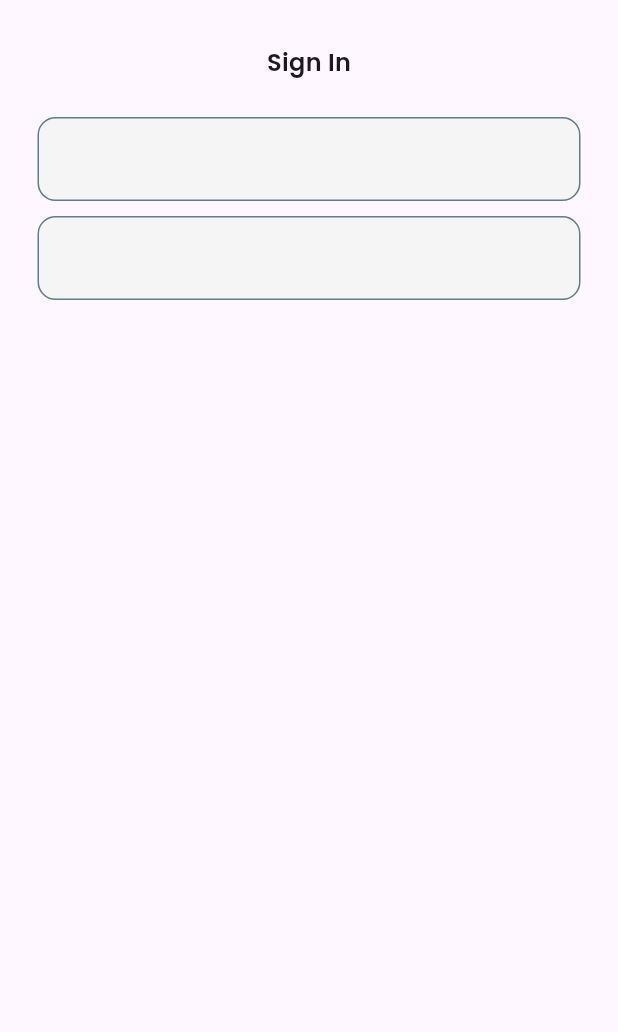
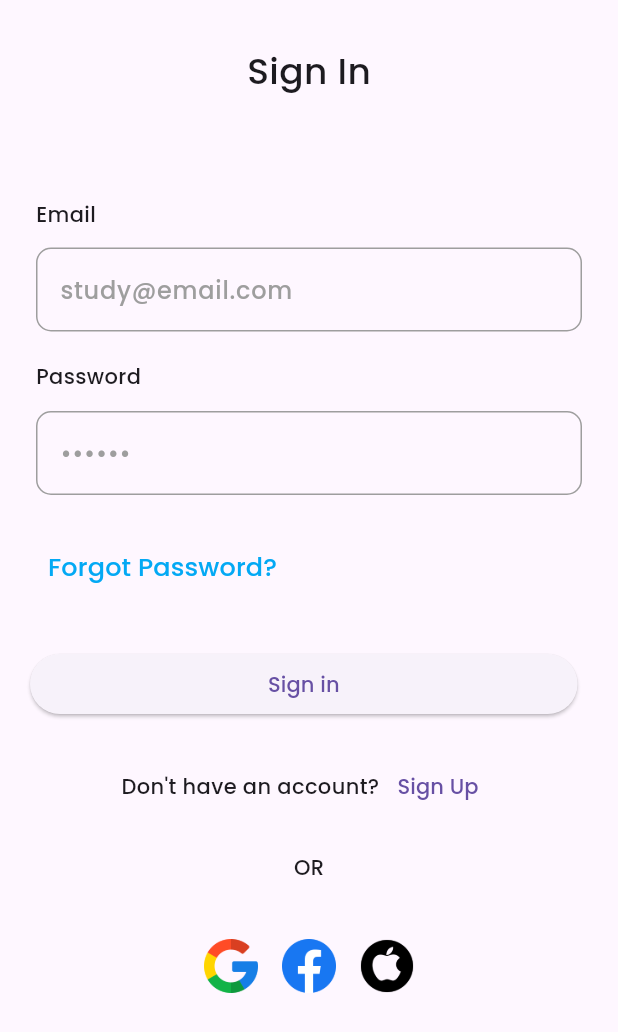
Before and after one commit to vlavenia/AppointmentTutorLes, a Flutter app: the screen it shows after launch, after a tap on "Let's Start :))", after a tap on "Skip", on a phone screen of 412 x 824 dp. Shown: the top 1032 px of the screen. Run offline on Flutter 3.47's test engine with Material 3 defaults, Android fonts, the phone set to English and light mode, and no system bars; our stand-ins replace carousel_slider, flutter_animate, hexcolor.

Commit message:
pembuatan Login View

```diff
--- a/lib/components/my_textfield.dart
+++ b/lib/components/my_textfield.dart
@@ -6,22 +6,51 @@ class MyTextField extends StatelessWidget {
   @override
   Widget build(BuildContext context) {
     return Container(
-      padding: const EdgeInsets.symmetric(horizontal: 25.0),
-      child: TextFormField(
-        decoration: InputDecoration(
-            enabledBorder: const OutlineInputBorder(
-              borderRadius: BorderRadius.all(Radius.circular(12.0)),
-              borderSide: BorderSide(
-                color: Colors.blueGrey,
+      padding: const EdgeInsets.all(24),
+      child: Column(
+        crossAxisAlignment: CrossAxisAlignment.start,
+        children: [
+          const Text("Email"),
+          const SizedBox(
+            height: 12.0,
+          ),
+          TextFormField(
+            style: const TextStyle(color: Colors.grey),
+            initialValue: 'study@email.com',
+            decoration: InputDecoration(
+              labelStyle: const TextStyle(color: Colors.black, fontSize: 25),
+              enabledBorder: OutlineInputBorder(
+                borderRadius: BorderRadius.circular(10.0),
+                borderSide: const BorderSide(
+                  color: Colors.grey,
+                ),
               ),
             ),
-            focusedBorder: OutlineInputBorder(
-                borderRadius: const BorderRadius.all(
-                  Radius.circular(12.0),
+            onChanged: (value) {},
+          ),
+          const SizedBox(
+            height: 20.0,
+          ),
+          const Text("Password"),
+          const SizedBox(
+            height: 13.0,
+          ),
+          TextFormField(
+            style: const TextStyle(color: Colors.grey),
+            initialValue: '123456',
+            obscureText: true,
+            decoration: InputDecoration(
+              labelStyle: const TextStyle(color: Colors.black, fontSize: 25),
+              enabledBorder: OutlineInputBorder(
+                borderRadius: BorderRadius.circular(10.0),
+                borderSide: const BorderSide(
+                  color: Colors.grey,
                 ),
-                borderSide: BorderSide(color: Colors.grey.shade100)),
-            fillColor: Colors.grey.shade100,
-            filled: true),
+              ),
+            ),
+            onChanged: (value) {},
+          ),
+        ],
       ),
     );
   }
--- a/lib/module/forgot_password/view/forgot_password_view.dart
+++ b/lib/module/forgot_password/view/forgot_password_view.dart
@@ -8,15 +8,11 @@ class ForgotPasswordView extends StatefulWidget {
   Widget build(context, ForgotPasswordController controller) {
     controller.view = this;
     return Scaffold(
-      appBar: AppBar(
-        title: const Text("ForgotPassword"),
-        actions: const [],
-      ),
       body: SingleChildScrollView(
         child: Container(
           padding: const EdgeInsets.all(10.0),
-          child: Column(
-            children: const [],
+          child: const Column(
+            children: [],
           ),
         ),
       ),
--- a/lib/module/intro/view/intro_view.dart
+++ b/lib/module/intro/view/intro_view.dart
@@ -51,7 +51,7 @@ class IntroView extends StatefulWidget {
               ),
             ),
             const SizedBox(
-              height: 460.0,
+              height: 390.0,
             ),
             const Text(
               'Hello and\n Wellcome here!',
--- a/lib/module/login/view/login_view.dart
+++ b/lib/module/login/view/login_view.dart
@@ -1,6 +1,7 @@
 import 'package:flutter/material.dart';
 import 'package:privatedu/components/my_textfield.dart';
 import 'package:privatedu/core.dart';
+import 'package:privatedu/utils/globalcolor.dart';
 import '../controller/login_controller.dart';
 
 class LoginView extends StatefulWidget {
@@ -8,37 +9,100 @@ class LoginView extends StatefulWidget {
 
   Widget build(context, LoginController controller) {
     controller.view = this;
-    return const Scaffold(
-      body: SafeArea(
-        child: Center(
+    return Scaffold(
+      body: SingleChildScrollView(
+        child: SafeArea(
+            child: SizedBox(
+          width: MediaQuery.of(context).size.width,
           child: Column(
             children: [
+              const Padding(
+                padding: EdgeInsets.only(top: 30),
+                child: Text(
+                  "Sign In",
+                  style: TextStyle(fontSize: 24, fontWeight: FontWeight.w500),
+                ),
+              ),
+              const SizedBox(
+                height: 45.0,
+              ),
+              const MyTextField(),
               SizedBox(
+                width: MediaQuery.of(context).size.width,
+                child: Column(
+                  crossAxisAlignment: CrossAxisAlignment.start,
+                  children: [
+                    Padding(
+                      padding: const EdgeInsets.only(left: 20),
+                      child: TextButton(
+                          onPressed: () {
+                            Navigator.pushReplacement(
+                              context,
+                              MaterialPageRoute(
+                                  builder: (context) =>
+                                      const ForgotPasswordView()),
+                            );
+                          },
+                          child: const Text(
+                            "Forgot Password?",
+                            style: TextStyle(
+                                color: Colors.lightBlue,
+                                fontSize: 17,
+                                fontWeight: FontWeight.w400),
+                          )),
+                    ),
+                    const SizedBox(
+                      height: 30.0,
+                    ),
+                    Container(
+                      padding: const EdgeInsets.only(left: 20),
+                      width: 385,
+                      child: ElevatedButton(
+                          onPressed: () {}, child: const Text("Sign in")),
+                    )
+                  ],
+                ),
+              ),
+              const SizedBox(
+                height: 20.0,
+              ),
+              Row(
+                mainAxisAlignment: MainAxisAlignment.center,
+                children: [
+                  const Text("Don't have an account?"),
+                  TextButton(onPressed: () {}, child: const Text("Sign Up"))
+                ],
+              ),
+              const SizedBox(
+                height: 20.0,
+              ),
+              const Text("OR"),
+              const SizedBox(
                 height: 30.0,
               ),
-              //sign in text
-              Text(
-                "Sign In",
-                style: TextStyle(fontWeight: FontWeight.bold, fontSize: 16),
-              ),
-              SizedBox(
-                height: 25.0,
-              ),
-              //username textfield
-              MyTextField(),
-              SizedBox(
-                height: 10.0,
-              ),
-              MyTextField()
-              //passowrd textfield
-              //fotgot password?
-              //Sign in
-              //don't have an account? Sign up
-              //or
-              //google+fb+apple icon
+              Row(mainAxisAlignment: MainAxisAlignment.center, children: [
+                IconButton(
+                    onPressed: () {},
+                    icon: Image.asset(
+                      'assets/icon/google.png',
+                      width: 36,
+                    )),
+                IconButton(
+                    onPressed: () {},
+                    icon: Image.asset(
+                      'assets/icon/facebook.png',
+                      width: 36,
+                    )),
+                IconButton(
+                    onPressed: () {},
+                    icon: Image.asset(
+                      'assets/icon/apple.png',
+                      width: 36,
+                    ))
+              ]),
             ],
           ),
-        ),
+        )),
       ),
     );
   }
--- a/lib/module/onboarding_screen/view/onboarding_screen_view.dart
+++ b/lib/module/onboarding_screen/view/onboarding_screen_view.dart
@@ -98,7 +98,7 @@ class OnboardingScreenView extends StatefulWidget {
                                                 const EdgeInsets.only(top: 364),
                                             child: Center(
                                               child: Image.asset(
-                                                'assets/icon/Logo.png',
+                                                'assets/icon/Logowhite.png',
                                                 width: 113,
                                                 height: 25,
                                               ),
--- a/lib/module/register/view/register_view.dart
+++ b/lib/module/register/view/register_view.dart
@@ -7,20 +7,7 @@ class RegisterView extends StatefulWidget {
 
   Widget build(context, RegisterController controller) {
     controller.view = this;
-    return Scaffold(
-      appBar: AppBar(
-        title: const Text("Register"),
-        actions: const [],
-      ),
-      body: SingleChildScrollView(
-        child: Container(
-          padding: const EdgeInsets.all(10.0),
-          child: Column(
-            children: const [],
-          ),
-        ),
-      ),
-    );
+    return const Scaffold();
   }
 
   @override
--- /dev/null
+++ b/lib/utils/globalcolor.dart
@@ -0,0 +1,12 @@
+import 'package:hexcolor/hexcolor.dart';
+
+class GlobalColors {
+  //#52B6DF main color
+  //#FFF2E4 secondary color
+  //#0F172A textcolor
+  //#CBD5E1 textinputcolor
+  HexColor mainColor = HexColor("#52B6DF");
+  HexColor secondaryColor = HexColor("#FFF2E4");
+  HexColor textColor = HexColor("#0F172A");
+  HexColor textInputColor = HexColor("#CBD5E1");
+}
--- a/pubspec.yaml
+++ b/pubspec.yaml
@@ -37,6 +37,8 @@ dependencies:
   cupertino_icons: ^1.0.2
   flutter_animate: ^4.3.0
   carousel_slider: ^4.2.1
+  hexcolor: ^3.0.1
+  get: ^4.6.6
 
 dev_dependencies:
   flutter_test:
```
Also changed, not shown: pubspec.lock.
